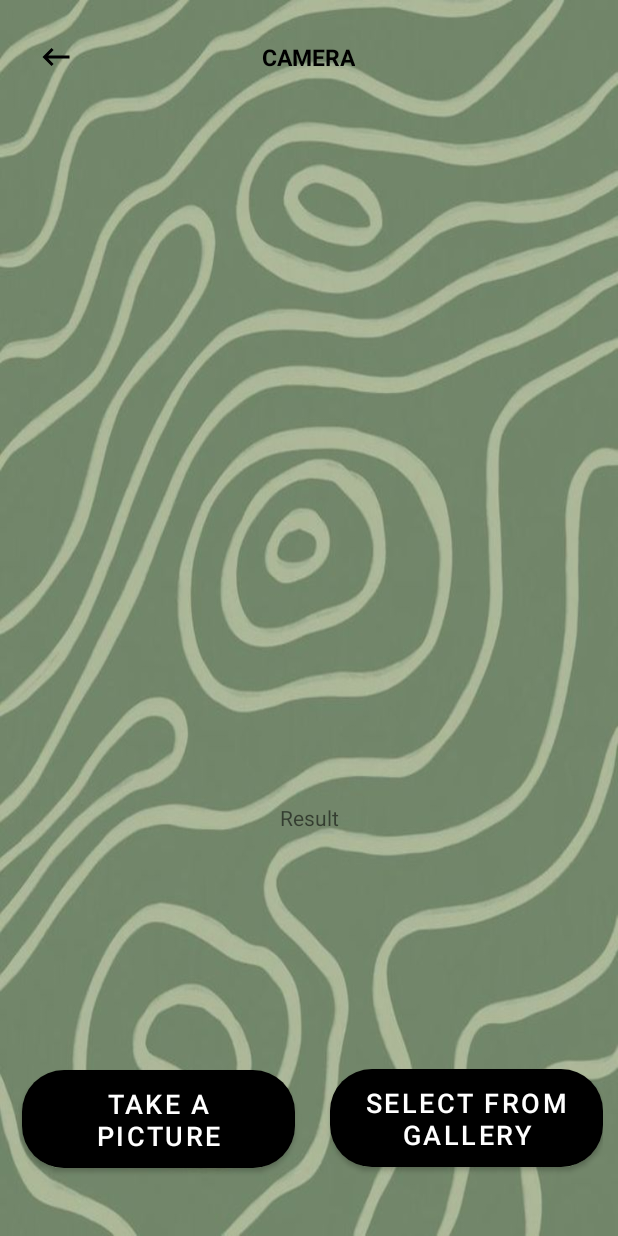
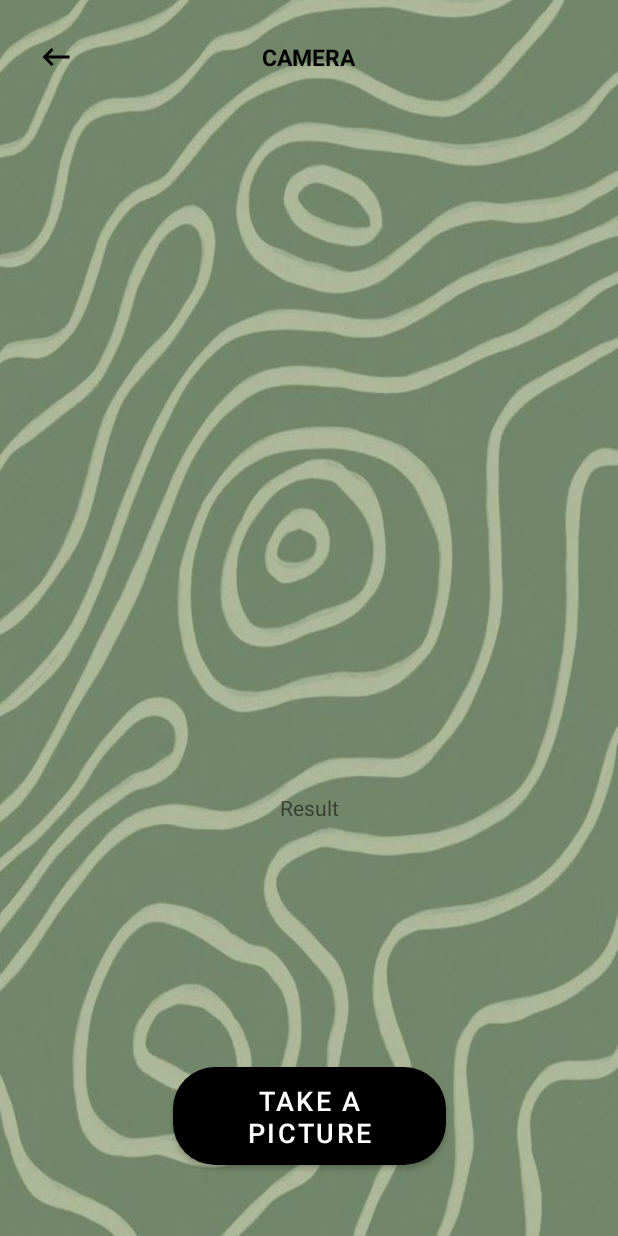
Before and after one commit to gekkkota/NutriForage, an Android app: the CameraFragment screen opened directly, with no data from a screen before it, on a phone screen of 412 x 824 dp. Run offline under Robolectric (Android 15) with nearby library versions, the phone set to English and light mode, and no system bars; libraries missing offline, so code that uses them is left out: com.google.mlkit.vision, org.tensorflow.lite; Roboto replaces fonts that are not available here.

Commit message:
Removed Gallery Button in camera feature
tatanggalin pansamantagal ayaw gumana e

```diff
--- a/app/src/main/java/com/example/nutriforagepractice/CameraFragment.java
+++ b/app/src/main/java/com/example/nutriforagepractice/CameraFragment.java
@@ -63,7 +63,7 @@ public class CameraFragment extends AppCompatActivity{
 
         imageView = findViewById(R.id.imageview1);
         cameraBtn = findViewById(R.id.btncamera_id);
-        galleryBtn = findViewById(R.id.btncamera_id2);
+        //galleryBtn = findViewById(R.id.btncamera_id2);
         backBtnCamera= findViewById(R.id.back_pressed_camera);
         result = findViewById(R.id.textView6);
 
@@ -86,13 +86,13 @@ public class CameraFragment extends AppCompatActivity{
             }
         });
 
-        galleryBtn.setOnClickListener(new View.OnClickListener() {
+        /*galleryBtn.setOnClickListener(new View.OnClickListener() {
             @Override
             public void onClick(View v) {
                 Intent galleryIntent = new Intent(Intent.ACTION_PICK, MediaStore.Images.Media.EXTERNAL_CONTENT_URI);
                 startActivityForResult(galleryIntent, 1);
             }
-        });
+        });*/
 
 
 
--- a/app/src/main/res/layout/fragment_camera.xml
+++ b/app/src/main/res/layout/fragment_camera.xml
@@ -26,28 +26,9 @@
             app:backgroundTint="@null"
             app:layout_constraintBottom_toBottomOf="parent"
             app:layout_constraintEnd_toEndOf="parent"
-            app:layout_constraintHorizontal_bias="0.023"
             app:layout_constraintStart_toStartOf="parent"
             app:layout_constraintTop_toTopOf="parent"
-            app:layout_constraintVertical_bias="0.949" />
-
-        <Button
-            android:id="@+id/btncamera_id2"
-            android:layout_width="182dp"
-            android:layout_height="65dp"
-            android:layout_marginTop="50dp"
-            android:background="@drawable/button_round"
-            android:gravity="center"
-            android:text="SELECT FROM GALLERY"
-            android:textColor="@color/white"
-            android:textSize="18sp"
-            app:backgroundTint="@null"
-            app:layout_constraintBottom_toBottomOf="parent"
-            app:layout_constraintEnd_toEndOf="parent"
-            app:layout_constraintHorizontal_bias="1.0"
-            app:layout_constraintStart_toStartOf="parent"
-            app:layout_constraintTop_toTopOf="parent"
-            app:layout_constraintVertical_bias="0.948" />
+            app:layout_constraintVertical_bias="0.946" />
 
         <ImageView
             android:id="@+id/imageview1"
@@ -63,7 +44,7 @@
             android:id="@+id/textView6"
             android:layout_width="wrap_content"
             android:layout_height="wrap_content"
-            android:layout_marginBottom="136dp"
+            android:layout_marginBottom="160dp"
             app:layout_constraintBottom_toBottomOf="parent"
             app:layout_constraintEnd_toEndOf="parent"
             app:layout_constraintStart_toStartOf="parent" />
```
